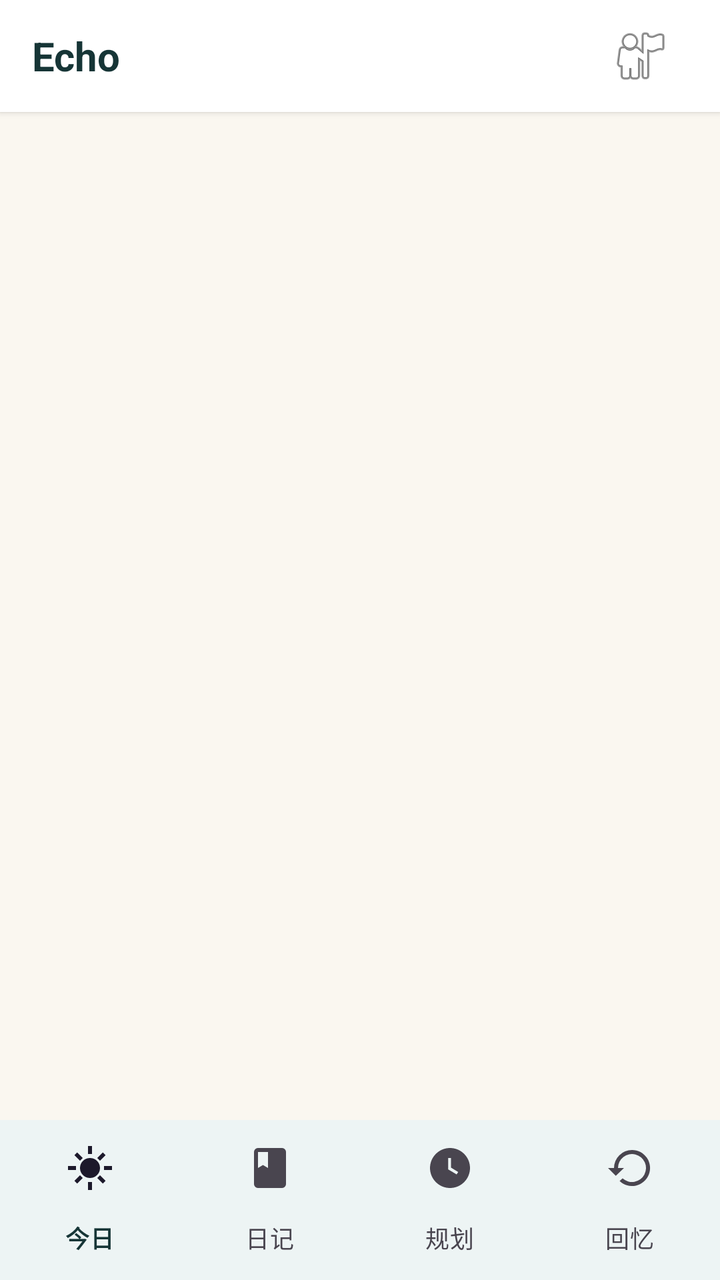
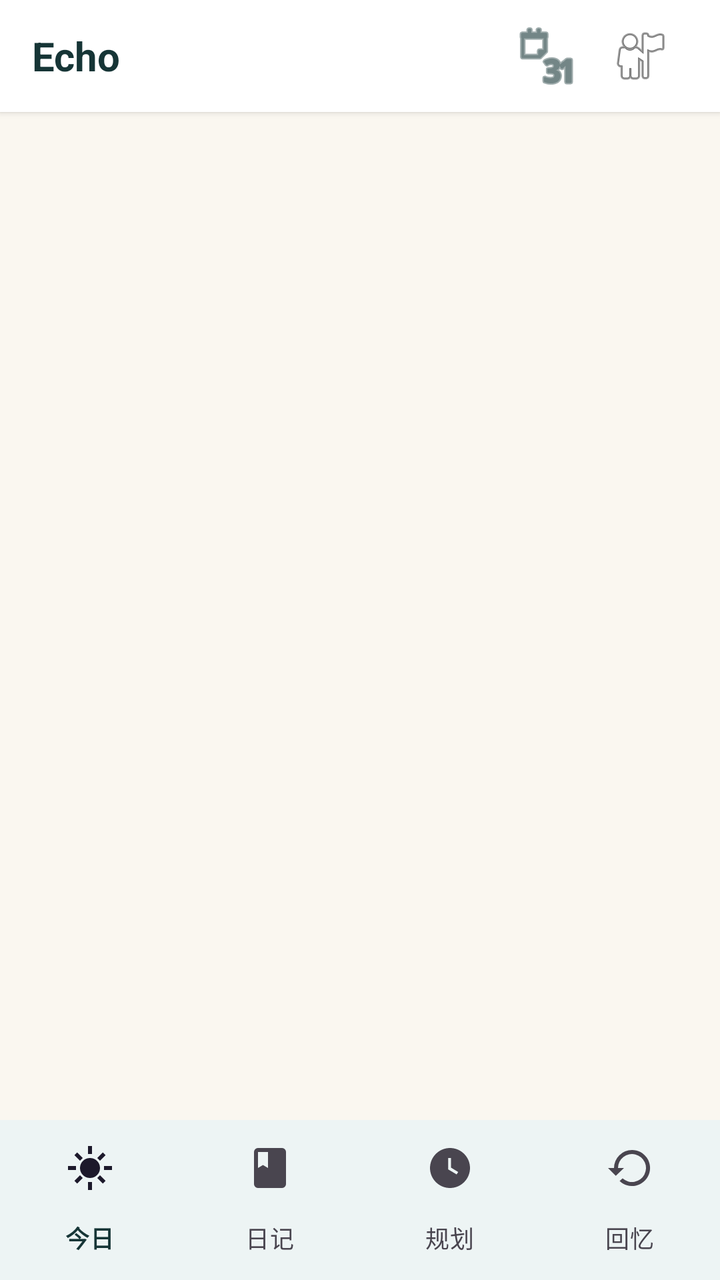

Screens rendered from an Android XML layout before and after an edit, with the pre-edit source and the edit as a unified diff.
<!-- AndroidManifest.xml: application theme Theme.MyApplication -->
<!-- res/layout/activity_main.xml -->
<?xml version="1.0" encoding="utf-8"?>
<androidx.coordinatorlayout.widget.CoordinatorLayout xmlns:android="http://schemas.android.com/apk/res/android"
    xmlns:app="http://schemas.android.com/apk/res-auto"
    xmlns:tools="http://schemas.android.com/tools"
    android:id="@+id/root_main"
    android:layout_width="match_parent"
    android:layout_height="match_parent"
    android:background="?attr/echoBackground">

    <LinearLayout
        android:layout_width="match_parent"
        android:layout_height="match_parent"
        android:orientation="vertical">

        

        <LinearLayout
            android:id="@+id/top_bar"
            android:layout_width="match_parent"
            android:layout_height="56dp"
            android:orientation="horizontal"
            android:gravity="center_vertical"
            android:paddingHorizontal="16dp"
            android:background="?attr/echoSurface"
            android:elevation="2dp">

            <TextView
                android:layout_width="0dp"
                android:layout_height="wrap_content"
                android:layout_weight="1"
                android:text="@string/app_title"
                android:textColor="?attr/echoTextPrimary"
                android:textSize="20sp"
                android:textStyle="bold"
                tools:ignore="VisualLintSystemUi" />

            <ImageButton
                android:id="@+id/btn_profile"
                android:layout_width="48dp"
                android:layout_height="48dp"
                android:background="?android:attr/selectableItemBackgroundBorderless"
                android:contentDescription="@string/profile_entry"
                android:padding="10dp"
                android:src="@android:drawable/ic_menu_myplaces" />
        </LinearLayout>

        
        <FrameLayout
            android:id="@+id/fragment_container"
            android:layout_width="match_parent"
            android:layout_height="0dp"
            android:layout_weight="1"
            android:paddingBottom="64dp" />
    </LinearLayout>

    
    <com.google.android.material.bottomnavigation.BottomNavigationView
        android:id="@+id/bottom_navigation"
        android:layout_width="match_parent"
        android:layout_height="wrap_content"
        android:layout_gravity="bottom"
        android:background="?attr/echoSurface"
        app:menu="@menu/bottom_nav"
        app:labelVisibilityMode="labeled"
        tools:ignore="VisualLintBottomNav" />

</androidx.coordinatorlayout.widget.CoordinatorLayout>
<!-- resources referenced by this layout -->
<resources>
  <string name="app_title">Echo</string>
  <string name="profile_entry">个人中心</string>
  <style name="Theme.MyApplication" parent="Theme.MyApplication.Base">
          <item name="echoPrimary">#2F7D7A</item>
          <item name="echoPrimaryDark">#1E5553</item>
          <item name="echoBackground">#FAF7F0</item>
          <item name="echoSurface">#FFFFFF</item>
          <item name="echoSurfaceVariant">#F3EFE7</item>
          <item name="echoTextPrimary">#163536</item>
          <item name="echoTextSecondary">#7A7A7A</item>
          <item name="echoAccent">#E9C98F</item>
          <item name="echoOnPrimary">#FFFFFF</item>
          <item name="echoBorder">#E0DCD5</item>
          <item name="echoDestructive">#E53935</item>
          <item name="echoHint">#BDBDBD</item>
          <item name="echoBubbleUser">#2F7D7A</item>
          <item name="echoBubbleAssistant">#F3EFE7</item>
          <item name="echoToolInfoBg">#F3EFE7</item>
      </style>
  <style name="Theme.MyApplication.Base" parent="Theme.Material3.DayNight.NoActionBar">
          
          <item name="colorPrimary">?attr/echoPrimary</item>
          <item name="colorPrimaryDark">?attr/echoPrimaryDark</item>
          <item name="colorAccent">?attr/echoPrimary</item>
          <item name="android:colorBackground">?attr/echoBackground</item>
          <item name="colorSurface">?attr/echoSurface</item>
          <item name="colorOnPrimary">?attr/echoOnPrimary</item>
          <item name="colorOnSurface">?attr/echoTextPrimary</item>
          <item name="android:statusBarColor">?attr/echoBackground</item>
      </style>
</resources>

<!-- the commit's change to res/layout/activity_main.xml (unified diff, before → after) -->
@@ -35,6 +35,16 @@
                 tools:ignore="VisualLintSystemUi" />
 
             <ImageButton
+                android:id="@+id/btn_calendar"
+                android:layout_width="48dp"
+                android:layout_height="48dp"
+                android:background="?android:attr/selectableItemBackgroundBorderless"
+                android:contentDescription="日历"
+                android:padding="10dp"
+                android:src="@android:drawable/ic_menu_month"
+                app:tint="?attr/echoTextPrimary" />
+
+            <ImageButton
                 android:id="@+id/btn_profile"
                 android:layout_width="48dp"
                 android:layout_height="48dp"
<!-- resource entries referenced after the edit -->
@@ -28,7 +28,8 @@
           <item name="colorSurface">?attr/echoSurface</item>
           <item name="colorOnPrimary">?attr/echoOnPrimary</item>
           <item name="colorOnSurface">?attr/echoTextPrimary</item>
-          <item name="android:statusBarColor">?attr/echoBackground</item>
+          <item name="android:statusBarColor">@android:color/transparent</item>
+          <item name="android:navigationBarColor">@android:color/transparent</item>
       </style>
 </resources>
 
